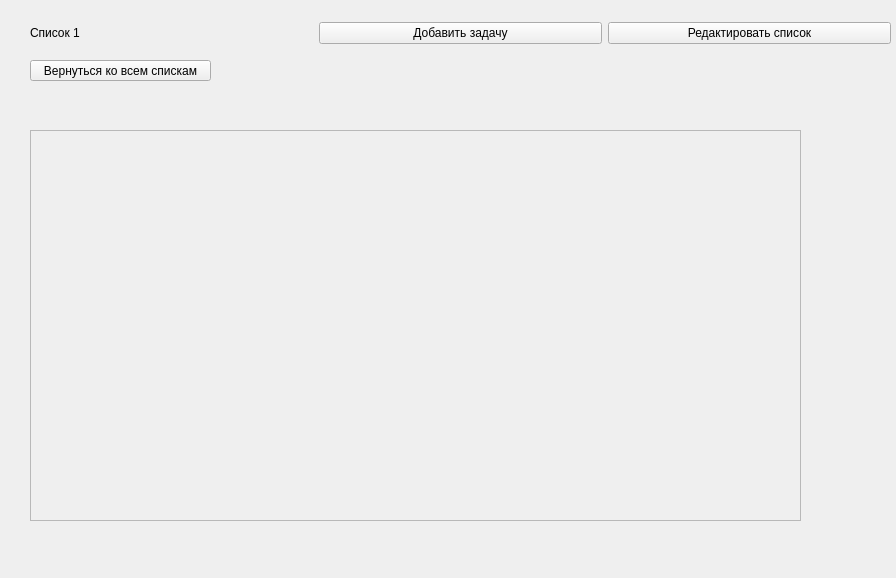
mikaa-a/ToDo, file untitled.ui: the form before one commit.
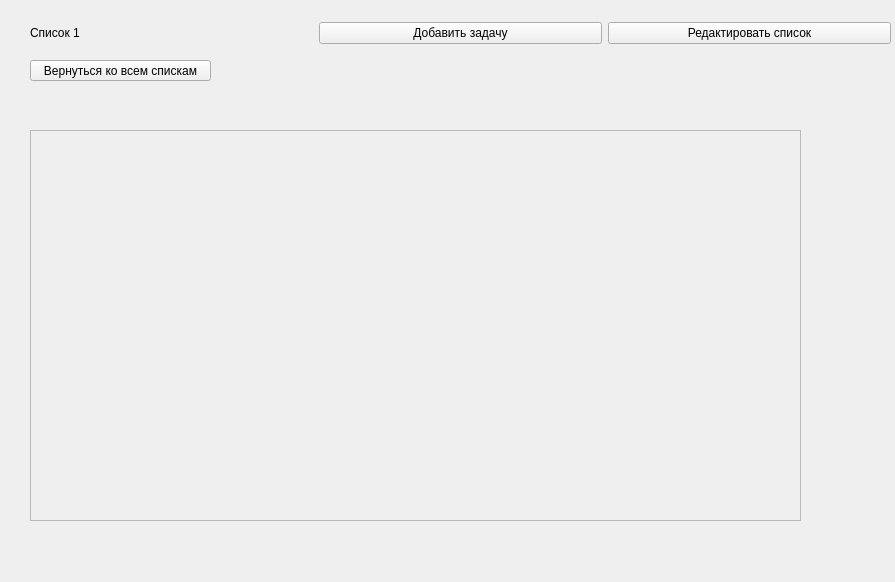
The form after the commit.

Commit message: Добавлены новые задачи с подзадачами в JSON-файл, улучшен диалог добавления задач с проверкой на пустое название, обновлены стили для чекбоксов подзадач и улучшено отображение подзадач в интерфейсе.

Diff of the .ui file:
```diff
--- a/untitled.ui
+++ b/untitled.ui
@@ -6,8 +6,8 @@
    <rect>
     <x>0</x>
     <y>0</y>
-    <width>896</width>
-    <height>578</height>
+    <width>895</width>
+    <height>582</height>
    </rect>
   </property>
   <property name="maximumSize">
@@ -171,7 +171,7 @@
        </widget>
       </widget>
      </widget>
-     <widget class="QWidget" name="">
+     <widget class="QWidget" name="layoutWidget">
       <property name="geometry">
        <rect>
         <x>40</x>
```
The commit also changes 5 other files.
